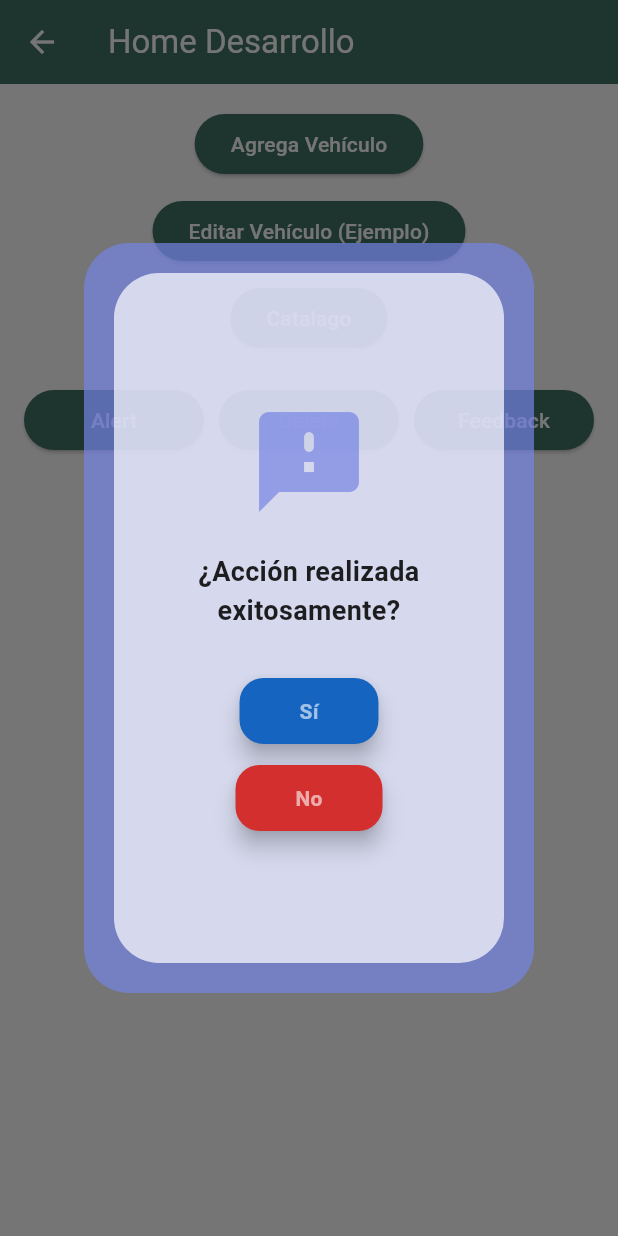
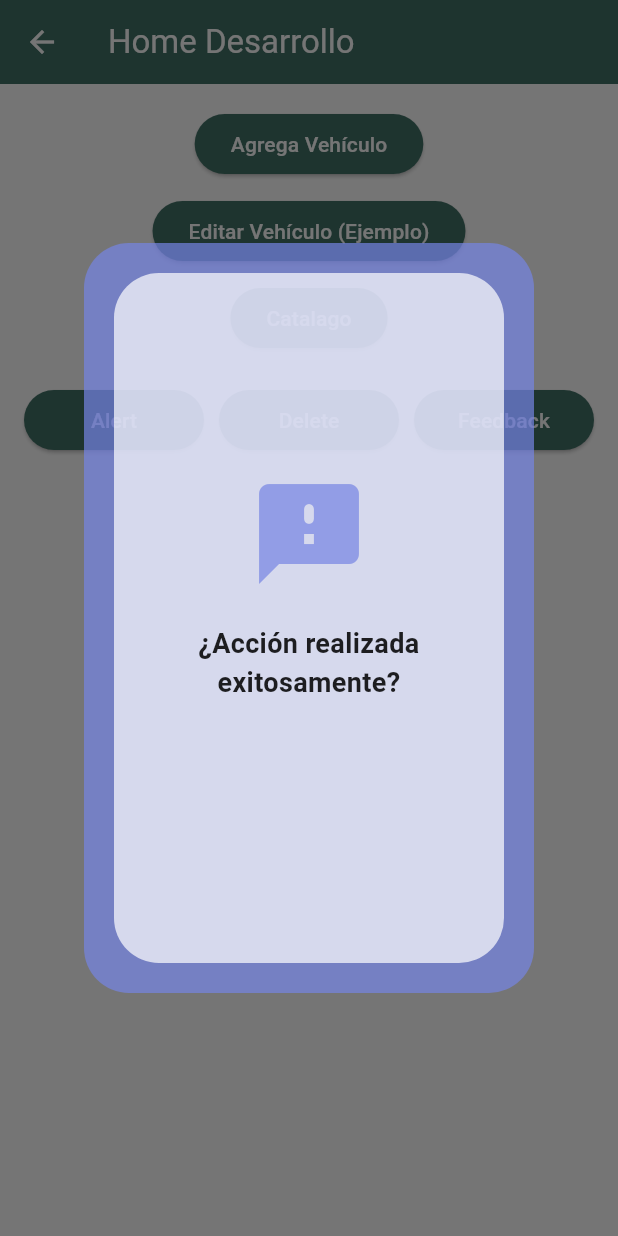
Before and after one commit to vico19912/ProgramacionMovilProyecto, a Flutter app: the Home screen opened directly, after a tap on "Feedback", on a phone screen of 412 x 824 dp. Run offline on Flutter 3.47's test engine with Material 3 defaults, Android fonts, the phone set to English and light mode, and no system bars; our stand-ins replace cloud_firestore, firebase_core, image_picker, reorderable_grid_view; accounts and stored records are empty.

Commit message:
FUncionalidad de la edicion de vehiculos

```diff
--- a/lib/main.dart
+++ b/lib/main.dart
@@ -201,7 +201,7 @@ class Home extends StatelessWidget {
                             },
                             onCancel: () {
                               Navigator.pop(context);
-                            },
+                            }, show: true,
                           ),
                         );
                       },
@@ -225,7 +225,7 @@ class Home extends StatelessWidget {
                             },
                             onCancel: () {
                               Navigator.pop(context);
-                            },
+                            }, show: true,
                           ),
                         );
                       },
@@ -253,7 +253,7 @@ class Home extends StatelessWidget {
                             },
                             onCancel: () {
                               Navigator.pop(context);
-                            },
+                            }, show: false,
                           ),
                         );
                       },
--- a/lib/widgets/modal.dart
+++ b/lib/widgets/modal.dart
@@ -5,6 +5,7 @@ class Modal extends StatelessWidget {
   final Color backgroundColor;
   final Color iconColor;
   final String message;
+  final bool show;
   final VoidCallback onConfirm;
   final VoidCallback onCancel;
 
@@ -15,7 +16,8 @@ class Modal extends StatelessWidget {
     required this.message,
     required this.onConfirm,
     required this.onCancel,
-    required this.iconColor
+    required this.iconColor,
+    required this.show
   });
 
   @override
@@ -58,7 +60,7 @@ class Modal extends StatelessWidget {
                     const SizedBox(height: 30),
                     Column(
                       children: [
-                        ElevatedButton(
+                        show ? ElevatedButton(
                           style: ElevatedButton.styleFrom(
                             backgroundColor: Colors.blue.shade800,
                             shape: RoundedRectangleBorder(
@@ -72,9 +74,10 @@ class Modal extends StatelessWidget {
                           ),
                           onPressed: onConfirm,
                           child:  Text("Sí",style:TextStyle(color: Colors.white60, fontWeight: FontWeight.bold),),
-                        ),
+                        )
+                        : SizedBox.shrink(),
                         const SizedBox(height: 10),
-                        ElevatedButton(
+                        show ? ElevatedButton(
                           style: ElevatedButton.styleFrom(
                             backgroundColor: Colors.red.shade700,
                             shape: RoundedRectangleBorder(
@@ -88,7 +91,8 @@ class Modal extends StatelessWidget {
                           ),
                           onPressed: onCancel,
                           child: const Text("No",style:TextStyle(color: Colors.white60, fontWeight: FontWeight.bold),),
-                        ),
+                        )
+                        : SizedBox.shrink(),
                       ],
                     ),
                   ],
```
Also changed, not shown: lib/screens/catalog.dart (+21 -1 lines), lib/screens/edit_vehicle.dart (+7 -7 lines).
